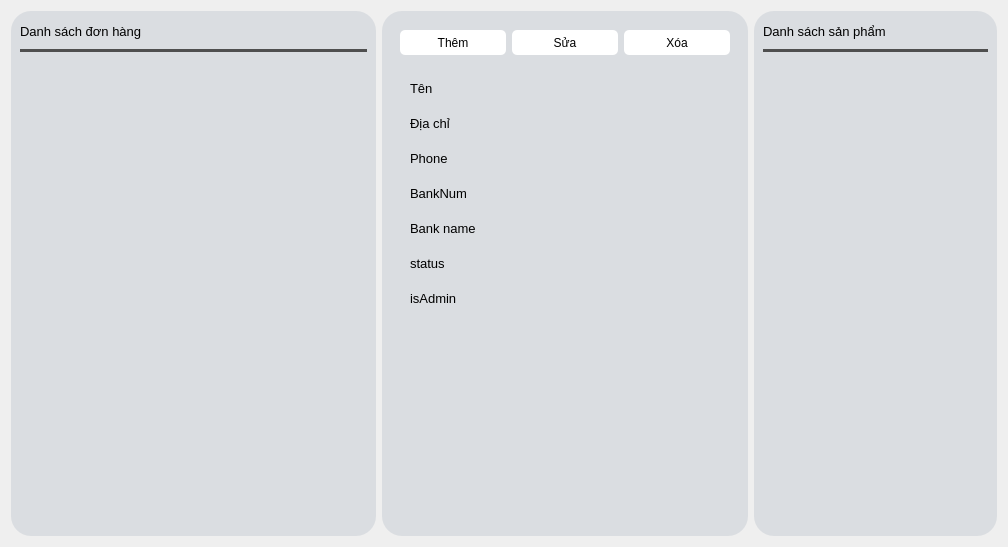
DucHuySET/shoes_store, file lib/ui/invoice.ui: the form before one commit.
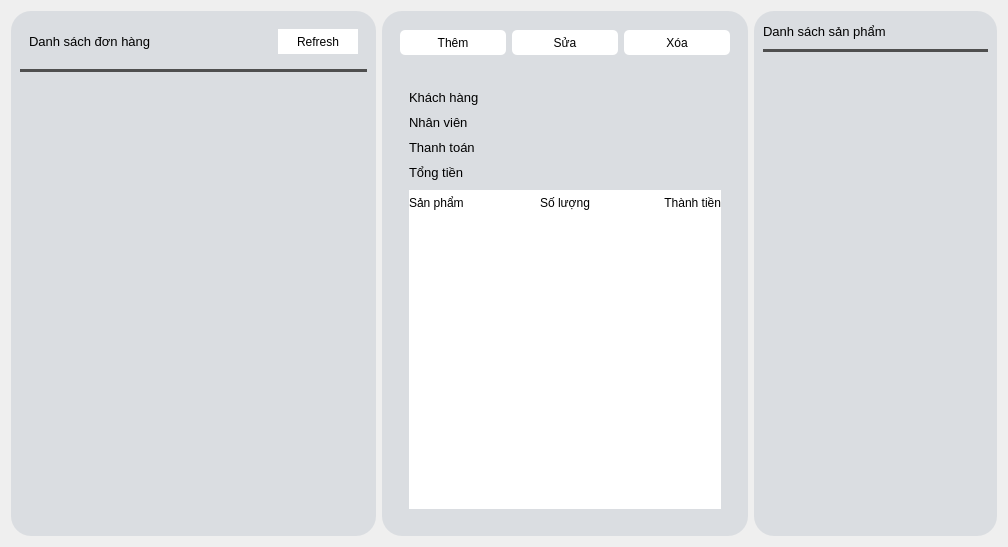
The form after the commit. The open tabs and pages were chosen to show the change.

Commit message: complete invoice screen

Patch:
```diff
--- a/lib/ui/invoice.ui
+++ b/lib/ui/invoice.ui
@@ -34,6 +34,21 @@
      </property>
      <layout class="QVBoxLayout" name="verticalLayout_3">
       <item>
+       <widget class="QFrame" name="frame_2">
+        <property name="minimumSize">
+         <size>
+          <width>0</width>
+          <height>30</height>
+         </size>
+        </property>
+        <property name="frameShape">
+         <enum>QFrame::StyledPanel</enum>
+        </property>
+        <property name="frameShadow">
+         <enum>QFrame::Raised</enum>
+        </property>
+        <layout class="QHBoxLayout" name="horizontalLayout_5">
+         <item>
        <widget class="QLabel" name="list_staff_label">
         <property name="sizePolicy">
          <sizepolicy hsizetype="Preferred" vsizetype="Preferred">
@@ -52,6 +67,33 @@
        </widget>
       </item>
       <item>
+          <widget class="QPushButton" name="button_refresh">
+           <property name="minimumSize">
+            <size>
+             <width>0</width>
+             <height>25</height>
+            </size>
+           </property>
+           <property name="maximumSize">
+            <size>
+             <width>80</width>
+             <height>16777215</height>
+            </size>
+           </property>
+           <property name="styleSheet">
+            <string notr="true">background-color: rgb(255, 255, 255);
+border-radius:20px;
+</string>
+           </property>
+           <property name="text">
+            <string>Refresh</string>
+           </property>
+          </widget>
+         </item>
+        </layout>
+       </widget>
+      </item>
+      <item>
        <widget class="Line" name="line">
         <property name="font">
          <font>
@@ -84,7 +126,7 @@
            <x>0</x>
            <y>0</y>
            <width>320</width>
-           <height>463</height>
+           <height>439</height>
           </rect>
          </property>
          <property name="font">
@@ -215,54 +257,26 @@
             <number>1</number>
            </property>
            <widget class="QWidget" name="detail_page">
-            <widget class="QFrame" name="frame_6">
-             <property name="geometry">
-              <rect>
-               <x>0</x>
-               <y>-10</y>
-               <width>282</width>
-               <height>404</height>
-              </rect>
+            <layout class="QVBoxLayout" name="verticalLayout_6" stretch="0,0,1">
+             <property name="spacing">
+              <number>0</number>
              </property>
-             <property name="sizePolicy">
-              <sizepolicy hsizetype="Preferred" vsizetype="Preferred">
-               <horstretch>0</horstretch>
-               <verstretch>8</verstretch>
-              </sizepolicy>
-             </property>
-             <property name="font">
-              <font>
-               <family>Arial</family>
-               <pointsize>9</pointsize>
-              </font>
-             </property>
-             <property name="frameShape">
-              <enum>QFrame::StyledPanel</enum>
-             </property>
-             <property name="frameShadow">
-              <enum>QFrame::Raised</enum>
-             </property>
-             <layout class="QFormLayout" name="formLayout">
+             <item>
+              <layout class="QFormLayout" name="detail_form">
+               <property name="sizeConstraint">
+                <enum>QLayout::SetMinimumSize</enum>
+               </property>
               <property name="horizontalSpacing">
-               <number>5</number>
+                <number>10</number>
               </property>
               <property name="verticalSpacing">
-               <number>20</number>
-              </property>
-              <property name="leftMargin">
-               <number>10</number>
-              </property>
-              <property name="topMargin">
-               <number>10</number>
-              </property>
-              <property name="rightMargin">
                <number>10</number>
               </property>
               <property name="bottomMargin">
                <number>10</number>
               </property>
               <item row="0" column="0">
-               <widget class="QLabel" name="label">
+                <widget class="QLabel" name="cus_label">
                 <property name="font">
                  <font>
                   <family>Arial</family>
@@ -270,12 +284,12 @@
                  </font>
                 </property>
                 <property name="text">
-                 <string>Tên</string>
+                  <string>Khách hàng</string>
                 </property>
                </widget>
               </item>
               <item row="0" column="1">
-               <widget class="QLabel" name="detail_name">
+                <widget class="QLabel" name="cus_ct">
                 <property name="font">
                  <font>
                   <family>Arial</family>
@@ -288,7 +302,7 @@
                </widget>
               </item>
               <item row="1" column="0">
-               <widget class="QLabel" name="label_3">
+                <widget class="QLabel" name="staff_label">
                 <property name="font">
                  <font>
                   <family>Arial</family>
@@ -296,12 +310,12 @@
                  </font>
                 </property>
                 <property name="text">
-                 <string>Địa chỉ</string>
+                  <string>Nhân viên</string>
                 </property>
                </widget>
               </item>
               <item row="1" column="1">
-               <widget class="QLabel" name="detail_add">
+                <widget class="QLabel" name="staff_ct">
                 <property name="font">
                  <font>
                   <family>Arial</family>
@@ -314,7 +328,7 @@
                </widget>
               </item>
               <item row="2" column="0">
-               <widget class="QLabel" name="label_5">
+                <widget class="QLabel" name="pay_lb">
                 <property name="font">
                  <font>
                   <family>Arial</family>
@@ -322,12 +336,12 @@
                  </font>
                 </property>
                 <property name="text">
-                 <string>Phone</string>
+                  <string>Thanh toán</string>
                 </property>
                </widget>
               </item>
               <item row="2" column="1">
-               <widget class="QLabel" name="detail_phone">
+                <widget class="QLabel" name="pay_ct">
                 <property name="font">
                  <font>
                   <family>Arial</family>
@@ -340,7 +354,7 @@
                </widget>
               </item>
               <item row="3" column="0">
-               <widget class="QLabel" name="label_7">
+                <widget class="QLabel" name="total_lb">
                 <property name="font">
                  <font>
                   <family>Arial</family>
@@ -348,12 +362,12 @@
                  </font>
                 </property>
                 <property name="text">
-                 <string>BankNum</string>
+                  <string>Tổng tiền</string>
                 </property>
                </widget>
               </item>
               <item row="3" column="1">
-               <widget class="QLabel" name="detail_banknum">
+                <widget class="QLabel" name="total_ct">
                 <property name="font">
                  <font>
                   <family>Arial</family>
@@ -365,86 +379,103 @@
                 </property>
                </widget>
               </item>
-              <item row="4" column="0">
-               <widget class="QLabel" name="label_9">
-                <property name="font">
-                 <font>
-                  <family>Arial</family>
-                  <pointsize>10</pointsize>
-                 </font>
-                </property>
-                <property name="text">
-                 <string>Bank name</string>
-                </property>
-               </widget>
-              </item>
-              <item row="4" column="1">
-               <widget class="QLabel" name="detail_bankname">
-                <property name="font">
-                 <font>
-                  <family>Arial</family>
-                  <pointsize>10</pointsize>
-                 </font>
-                </property>
-                <property name="text">
-                 <string/>
-                </property>
-               </widget>
-              </item>
-              <item row="5" column="0">
-               <widget class="QLabel" name="label_11">
-                <property name="font">
-                 <font>
-                  <family>Arial</family>
-                  <pointsize>10</pointsize>
-                 </font>
+              </layout>
+             </item>
+             <item>
+              <widget class="QFrame" name="frame_4">
+               <property name="minimumSize">
+                <size>
+                 <width>0</width>
+                 <height>25</height>
+                </size>
+               </property>
+               <property name="styleSheet">
+                <string notr="true">background-color: rgb(255, 255, 255);
+border-radius:0px;
+</string>
+               </property>
+               <property name="frameShape">
+                <enum>QFrame::StyledPanel</enum>
+               </property>
+               <property name="frameShadow">
+                <enum>QFrame::Raised</enum>
+               </property>
+               <layout class="QHBoxLayout" name="horizontalLayout_7">
+                <property name="leftMargin">
+                 <number>0</number>
                 </property>
+                <property name="topMargin">
+                 <number>0</number>
+                </property>
+                <property name="rightMargin">
+                 <number>0</number>
+                </property>
+                <property name="bottomMargin">
+                 <number>0</number>
+                </property>
+                <item>
+                 <widget class="QLabel" name="label">
                 <property name="text">
-                 <string>status</string>
+                   <string>Sản phẩm</string>
                 </property>
                </widget>
               </item>
-              <item row="5" column="1">
-               <widget class="QLabel" name="detail_status">
-                <property name="font">
-                 <font>
-                  <family>Arial</family>
-                  <pointsize>10</pointsize>
-                 </font>
-                </property>
+                <item>
+                 <widget class="QLabel" name="label_3">
                 <property name="text">
-                 <string/>
-                </property>
-               </widget>
-              </item>
-              <item row="6" column="0">
-               <widget class="QLabel" name="label_13">
-                <property name="font">
-                 <font>
-                  <family>Arial</family>
-                  <pointsize>10</pointsize>
-                 </font>
-                </property>
+                   <string>Số lượng</string>
+                  </property>
+                  <property name="alignment">
+                   <set>Qt::AlignCenter</set>
+                  </property>
+                 </widget>
+                </item>
+                <item>
+                 <widget class="QLabel" name="label_5">
                 <property name="text">
-                 <string>isAdmin</string>
-                </property>
-               </widget>
-              </item>
-              <item row="6" column="1">
-               <widget class="QLabel" name="detail_admin">
-                <property name="font">
-                 <font>
-                  <family>Arial</family>
-                  <pointsize>10</pointsize>
-                 </font>
-                </property>
-                <property name="text">
-                 <string/>
-                </property>
+                   <string>Thành tiền</string>
+                  </property>
+                  <property name="alignment">
+                   <set>Qt::AlignRight|Qt::AlignTrailing|Qt::AlignVCenter</set>
+                  </property>
+                 </widget>
+                </item>
+               </layout>
+              </widget>
+             </item>
+             <item>
+              <widget class="QFrame" name="frame_3">
+               <property name="styleSheet">
+                <string notr="true">background-color: rgb(255, 255, 255);
+border-radius:0px;
+</string>
+               </property>
+               <property name="frameShape">
+                <enum>QFrame::StyledPanel</enum>
+               </property>
+               <property name="frameShadow">
+                <enum>QFrame::Raised</enum>
+               </property>
+               <layout class="QVBoxLayout" name="detailPage_listProd">
+                <property name="spacing">
+                 <number>10</number>
+                </property>
+                <property name="leftMargin">
+                 <number>0</number>
+                </property>
+                <property name="topMargin">
+                 <number>10</number>
+                </property>
+                <property name="rightMargin">
+                 <number>0</number>
+                </property>
+                <property name="bottomMargin">
+                 <number>10</number>
+                </property>
+               </layout>
                </widget>
               </item>
              </layout>
-            </widget>
            </widget>
            <widget class="QWidget" name="edit_page">
             <layout class="QVBoxLayout" name="verticalLayout_5">
```
Left out of the diff: 6 changed lines with no effect on the pictures. Lines whose indentation alone changed are shown as unchanged. The commit also changes 17 other files.
